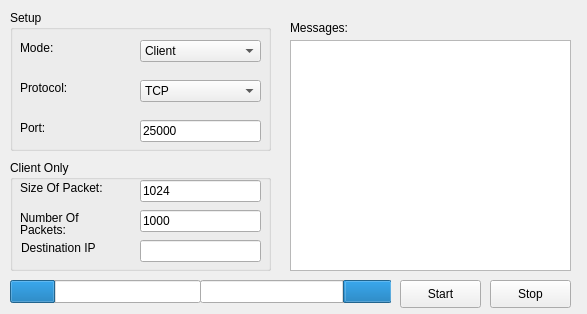
The window that mainwindow.ui (isaacmorneau/4985_asn2) describes before a commit, drawn with Qt 5.
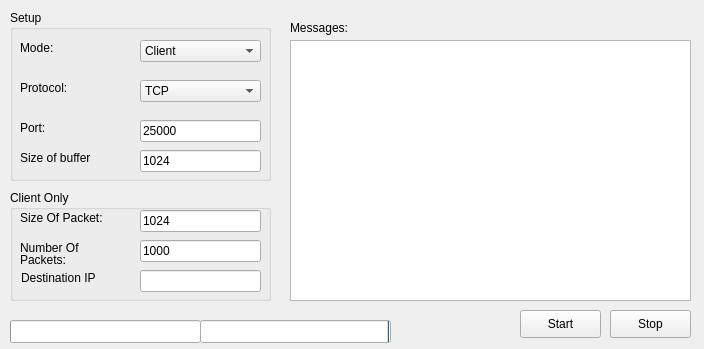
The same window after the commit.

Diff of the .ui file:
```diff
--- a/mainwindow.ui
+++ b/mainwindow.ui
@@ -6,8 +6,8 @@
    <rect>
     <x>0</x>
     <y>0</y>
-    <width>587</width>
-    <height>314</height>
+    <width>704</width>
+    <height>349</height>
    </rect>
   </property>
   <property name="windowTitle">
@@ -21,7 +21,7 @@
     <property name="geometry">
      <rect>
       <x>10</x>
-      <y>160</y>
+      <y>190</y>
       <width>261</width>
       <height>111</height>
      </rect>
@@ -124,7 +124,7 @@
       <x>10</x>
       <y>10</y>
       <width>261</width>
-      <height>141</height>
+      <height>171</height>
      </rect>
     </property>
     <property name="title">
@@ -222,6 +222,32 @@
       <string>Port:</string>
      </property>
     </widget>
+    <widget class="QLineEdit" name="lineEditBuffer">
+     <property name="geometry">
+      <rect>
+       <x>130</x>
+       <y>140</y>
+       <width>121</width>
+       <height>22</height>
+      </rect>
+     </property>
+     <property name="text">
+      <string>1024</string>
+     </property>
+    </widget>
+    <widget class="QLabel" name="label_9">
+     <property name="geometry">
+      <rect>
+       <x>10</x>
+       <y>140</y>
+       <width>101</width>
+       <height>16</height>
+      </rect>
+     </property>
+     <property name="text">
+      <string>Size of buffer</string>
+     </property>
+    </widget>
    </widget>
    <widget class="QLabel" name="label_8">
     <property name="geometry">
@@ -239,8 +265,8 @@
    <widget class="QPushButton" name="pushButtonStart">
     <property name="geometry">
      <rect>
-      <x>400</x>
-      <y>280</y>
+      <x>520</x>
+      <y>310</y>
       <width>81</width>
       <height>28</height>
      </rect>
@@ -253,13 +279,13 @@
     <property name="geometry">
      <rect>
       <x>10</x>
-      <y>280</y>
+      <y>320</y>
       <width>191</width>
       <height>23</height>
      </rect>
     </property>
     <property name="value">
-     <number>24</number>
+     <number>0</number>
     </property>
     <property name="textVisible">
      <bool>false</bool>
@@ -269,13 +295,13 @@
     <property name="geometry">
      <rect>
       <x>200</x>
-      <y>280</y>
+      <y>320</y>
       <width>191</width>
       <height>23</height>
      </rect>
     </property>
     <property name="value">
-     <number>24</number>
+     <number>0</number>
     </property>
     <property name="textVisible">
      <bool>false</bool>
@@ -292,16 +318,16 @@
      <rect>
       <x>290</x>
       <y>40</y>
-      <width>281</width>
-      <height>231</height>
+      <width>401</width>
+      <height>261</height>
      </rect>
     </property>
    </widget>
    <widget class="QPushButton" name="pushButtonStop">
     <property name="geometry">
      <rect>
-      <x>490</x>
-      <y>280</y>
+      <x>610</x>
+      <y>310</y>
       <width>81</width>
       <height>28</height>
      </rect>
```
